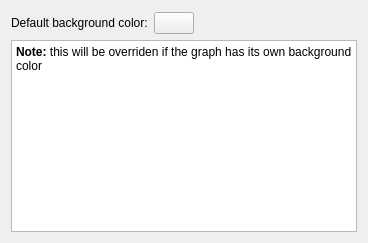
This is src/preferencesAppearance.ui in KDE/kgraphviewer as Qt 5 draws it before an edit. The edited form follows.
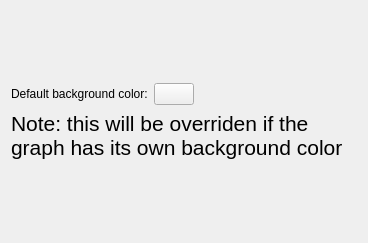
This is the edited form. Custom widgets are drawn as their Qt base class.

Commit message:
Use a simple QLabel instead of QTextEdit.
It only displays trivial text.

The edit to the form file:
```diff
--- a/src/preferencesAppearance.ui
+++ b/src/preferencesAppearance.ui
@@ -79,26 +79,18 @@
     </layout>
    </item>
    <item>
-    <widget class="QTextEdit" name="textEdit">
-     <property name="sizePolicy">
-      <sizepolicy hsizetype="Expanding" vsizetype="Fixed">
-       <horstretch>0</horstretch>
-       <verstretch>0</verstretch>
-      </sizepolicy>
+    <widget class="QLabel" name="note">
+     <property name="font">
+      <font>
+       <pointsize>16</pointsize>
+      </font>
      </property>
-     <property name="undoRedoEnabled">
-      <bool>false</bool>
+     <property name="text">
+      <string>Note: this will be overriden if the graph has its own background color</string>
      </property>
-     <property name="readOnly">
+     <property name="wordWrap">
       <bool>true</bool>
      </property>
-     <property name="html">
-      <string>&lt;!DOCTYPE HTML PUBLIC &quot;-//W3C//DTD HTML 4.0//EN&quot; &quot;http://www.w3.org/TR/REC-html40/strict.dtd&quot;&gt;
-&lt;html&gt;&lt;head&gt;&lt;meta name=&quot;qrichtext&quot; content=&quot;1&quot; /&gt;&lt;style type=&quot;text/css&quot;&gt;
-p, li { white-space: pre-wrap; }
-&lt;/style&gt;&lt;/head&gt;&lt;body style=&quot; font-family:'Sans Serif'; font-size:9pt; font-weight:400; font-style:normal;&quot;&gt;
-&lt;p style=&quot; margin-top:0px; margin-bottom:0px; margin-left:0px; margin-right:0px; -qt-block-indent:0; text-indent:0px;&quot;&gt;&lt;span style=&quot; font-weight:600;&quot;&gt;Note:&lt;/span&gt; this will be overriden if the graph has its own background color&lt;/p&gt;&lt;/body&gt;&lt;/html&gt;</string>
-     </property>
     </widget>
    </item>
    <item>
```
